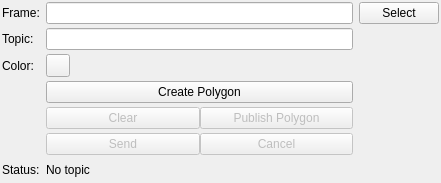
The window that mapviz_plugins/ui/fiqugs/autopilot_fiqugs_area_exploration_config.ui (RobotnikAutomation/mapviz) describes before a commit, drawn with Qt 5.
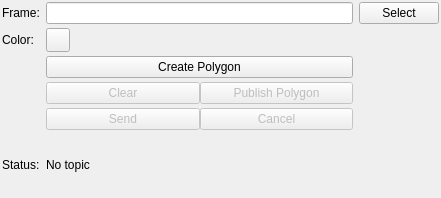
The same window after the commit. Custom widgets are drawn as their Qt base class.

Commit message: Define area and obtain waypoints

```diff
--- a/mapviz_plugins/ui/fiqugs/autopilot_fiqugs_area_exploration_config.ui
+++ b/mapviz_plugins/ui/fiqugs/autopilot_fiqugs_area_exploration_config.ui
@@ -7,7 +7,7 @@
     <x>0</x>
     <y>0</y>
     <width>441</width>
-    <height>183</height>
+    <height>198</height>
    </rect>
   </property>
   <property name="windowTitle">
@@ -32,7 +32,84 @@
    <property name="verticalSpacing">
     <number>4</number>
    </property>
-   <item row="10" column="2">
+   <item row="10" column="2" colspan="2">
+    <widget class="QLabel" name="status">
+     <property name="font">
+      <font/>
+     </property>
+     <property name="styleSheet">
+      <string notr="true"/>
+     </property>
+     <property name="text">
+      <string>No topic</string>
+     </property>
+     <property name="wordWrap">
+      <bool>true</bool>
+     </property>
+    </widget>
+   </item>
+   <item row="0" column="0">
+    <widget class="QLabel" name="label">
+     <property name="text">
+      <string>Frame:</string>
+     </property>
+    </widget>
+   </item>
+   <item row="3" column="2">
+    <widget class="QPushButton" name="createPolygon">
+     <property name="enabled">
+      <bool>true</bool>
+     </property>
+     <property name="text">
+      <string>Create Polygon</string>
+     </property>
+    </widget>
+   </item>
+   <item row="10" column="0">
+    <widget class="QLabel" name="label_2">
+     <property name="font">
+      <font/>
+     </property>
+     <property name="text">
+      <string>Status:</string>
+     </property>
+    </widget>
+   </item>
+   <item row="0" column="2">
+    <widget class="QLineEdit" name="frame"/>
+   </item>
+   <item row="4" column="2">
+    <layout class="QHBoxLayout" name="horizontalLayout_2">
+     <item>
+      <widget class="QPushButton" name="clear">
+       <property name="enabled">
+        <bool>false</bool>
+       </property>
+       <property name="text">
+        <string>Clear</string>
+       </property>
+      </widget>
+     </item>
+     <item>
+      <widget class="QPushButton" name="publish">
+       <property name="enabled">
+        <bool>false</bool>
+       </property>
+       <property name="text">
+        <string>Publish Polygon</string>
+       </property>
+      </widget>
+     </item>
+    </layout>
+   </item>
+   <item row="0" column="3">
+    <widget class="QPushButton" name="selectframe">
+     <property name="text">
+      <string>Select</string>
+     </property>
+    </widget>
+   </item>
+   <item row="9" column="2">
     <layout class="QHBoxLayout" name="horizontalLayout">
      <item>
       <widget class="QPushButton" name="sendButton">
@@ -57,16 +134,16 @@
     </layout>
    </item>
    <item row="2" column="0">
-    <widget class="QLabel" name="label_4">
+    <widget class="QLabel" name="label_3">
      <property name="font">
       <font/>
      </property>
      <property name="text">
-      <string>Topic:</string>
+      <string>Color:</string>
      </property>
     </widget>
    </item>
-   <item row="3" column="2">
+   <item row="2" column="2">
     <widget class="mapviz::ColorButton" name="color">
      <property name="maximumSize">
       <size>
@@ -85,96 +162,6 @@
      </property>
     </widget>
    </item>
-   <item row="0" column="3">
-    <widget class="QPushButton" name="selectframe">
-     <property name="text">
-      <string>Select</string>
-     </property>
-    </widget>
-   </item>
-   <item row="11" column="0">
-    <widget class="QLabel" name="label_2">
-     <property name="font">
-      <font/>
-     </property>
-     <property name="text">
-      <string>Status:</string>
-     </property>
-    </widget>
-   </item>
-   <item row="0" column="2">
-    <widget class="QLineEdit" name="frame"/>
-   </item>
-   <item row="3" column="0">
-    <widget class="QLabel" name="label_3">
-     <property name="font">
-      <font/>
-     </property>
-     <property name="text">
-      <string>Color:</string>
-     </property>
-    </widget>
-   </item>
-   <item row="2" column="2">
-    <widget class="QLineEdit" name="topic"/>
-   </item>
-   <item row="5" column="2">
-    <layout class="QHBoxLayout" name="horizontalLayout_2">
-     <item>
-      <widget class="QPushButton" name="clear">
-       <property name="enabled">
-        <bool>false</bool>
-       </property>
-       <property name="text">
-        <string>Clear</string>
-       </property>
-      </widget>
-     </item>
-     <item>
-      <widget class="QPushButton" name="publish">
-       <property name="enabled">
-        <bool>false</bool>
-       </property>
-       <property name="text">
-        <string>Publish Polygon</string>
-       </property>
-      </widget>
-     </item>
-    </layout>
-   </item>
-   <item row="0" column="0">
-    <widget class="QLabel" name="label">
-     <property name="text">
-      <string>Frame:</string>
-     </property>
-    </widget>
-   </item>
-   <item row="11" column="2" colspan="2">
-    <widget class="QLabel" name="status">
-     <property name="font">
-      <font/>
-     </property>
-     <property name="styleSheet">
-      <string notr="true"/>
-     </property>
-     <property name="text">
-      <string>No topic</string>
-     </property>
-     <property name="wordWrap">
-      <bool>true</bool>
-     </property>
-    </widget>
-   </item>
-   <item row="4" column="2">
-    <widget class="QPushButton" name="createPolygon">
-     <property name="enabled">
-      <bool>true</bool>
-     </property>
-     <property name="text">
-      <string>Create Polygon</string>
-     </property>
-    </widget>
-   </item>
   </layout>
  </widget>
  <customwidgets>
```
Left out of the diff: 12 changed lines with no effect on the pictures. The commit also changes 2 other files.
